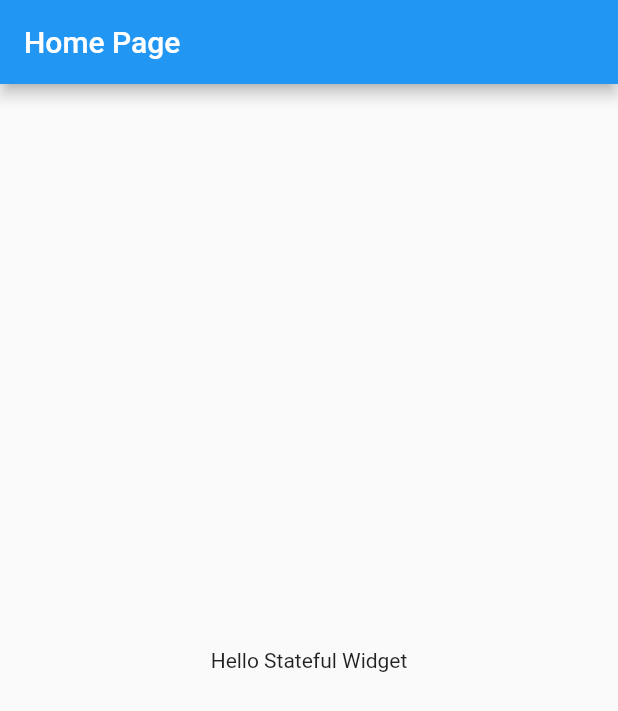
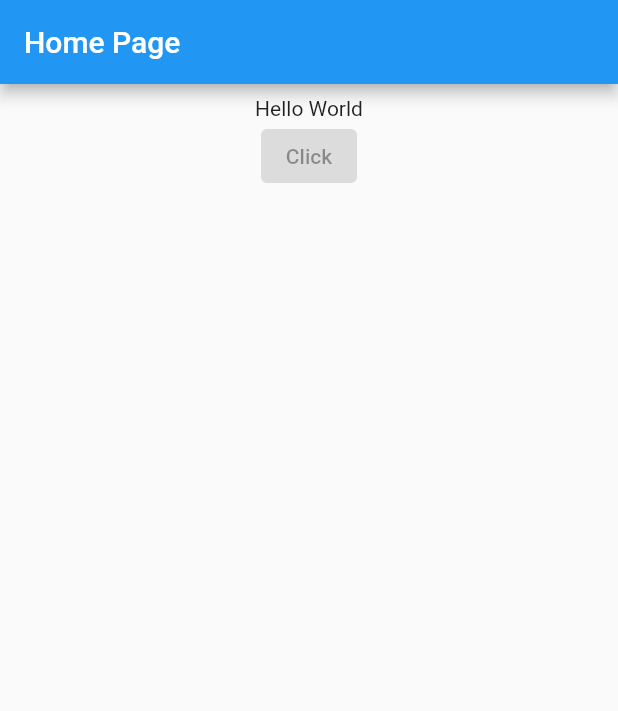
Before and after one commit to Yadavanurag13/first_flutter, a Flutter app: the screen it shows after launch, on a phone screen of 412 x 824 dp. Shown: the top 711 px of the screen. Run offline on Flutter 3.47's test engine with Material 2 defaults, Android fonts, the phone set to English and light mode, and no system bars.

Commit message:
This is my third commit

```diff
--- a/lib/main.dart
+++ b/lib/main.dart
@@ -21,13 +21,42 @@ class HomePage extends StatefulWidget {
 }
 
 class _HomePageState extends State<HomePage> {
+
+  String mytext = "Hello World";
+
+  void _changeText(){
+    setState(() {
+      if(mytext.startsWith("H")) {
+        mytext = "Welcome to my app";
+      }else{
+        mytext = "Hello World";
+      }
+    });
+  }
+  Widget _bodyWideget(){
+
+    var onPressed;
+    return Container(
+      padding: const EdgeInsets.all(8.0),
+      child: Center(
+        child: Column(
+          children: <Widget>[
+            Text(mytext),
+            ElevatedButton(onPressed: onPressed, child: Text("Click"),
+            )
+          ],
+        ),
+      ),
+    );
+  }
+
   @override
   Widget build(BuildContext context) {
     return Scaffold(
       appBar: AppBar(
         title: const Text("Home Page"),
       ),
-      body: const Center(child: Text("Hello Stateful Widget"),),
+      body: _bodyWideget()
     );
   }
 }
```
